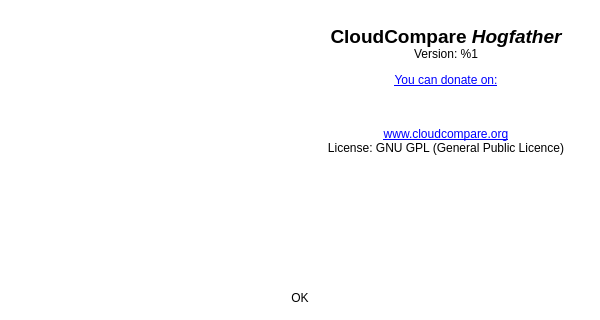
CloudCompare/CloudCompare, file qCC/ui_templates/aboutDlg.ui: the form before one commit.
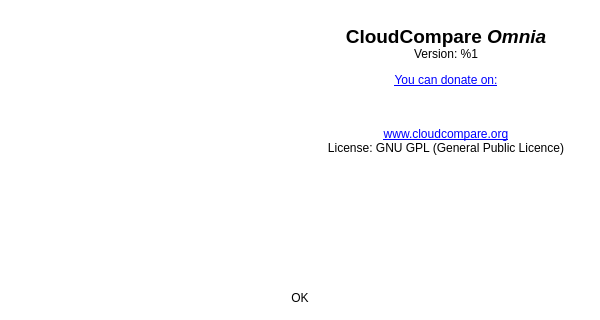
The form after the commit. Icons and pictures are not drawn.

Commit message: New version name: 2.9(.beta) 'Omnia'

Diff of the .ui file:
```diff
--- a/qCC/ui_templates/aboutDlg.ui
+++ b/qCC/ui_templates/aboutDlg.ui
@@ -35,7 +35,7 @@
      <item>
       <widget class="QLabel" name="labelText">
        <property name="text">
-        <string>&lt;html&gt;&lt;head/&gt;&lt;body&gt;&lt;p align=&quot;center&quot;&gt;&lt;img src=&quot;:/CC/images/theme/snowman.png&quot; title=&quot;Icons made by Freepik from www.flaticon.com&quot;/&gt;&lt;br/&gt;&lt;span style=&quot; font-size:14pt; font-weight:600;&quot;&gt;CloudCompare &lt;i&gt;Hogfather&lt;/i&gt;&lt;br/&gt;&lt;/span&gt;Version: %1&lt;/p&gt;&lt;p align=&quot;center&quot;&gt;&lt;a href=&quot;http://www.pledgie.com/campaigns/19052&quot;&gt;&lt;span style=&quot; text-decoration: underline; color:#0000ff;&quot;&gt;You can donate on:&lt;br/&gt;&lt;/span&gt;&lt;/a&gt;&lt;a href=&quot;http://www.pledgie.com/campaigns/19052&quot;&gt;&lt;img src=&quot;:/CC/images/pledgielogo.png&quot;/&gt;&lt;/a&gt;&lt;br/&gt;&lt;/p&gt;&lt;p align=&quot;center&quot;&gt;&lt;a href=&quot;http://www.cloudcompare.org&quot;&gt;&lt;span style=&quot; text-decoration: underline; color:#0000ff;&quot;&gt;www.cloudcompare.org&lt;br/&gt;&lt;/span&gt;&lt;/a&gt;License: GNU GPL (General Public Licence)&lt;/p&gt;&lt;/body&gt;&lt;/html&gt;</string>
+        <string>&lt;html&gt;&lt;head/&gt;&lt;body&gt;&lt;p align=&quot;center&quot;&gt;&lt;img src=&quot;:/CC/Icons/images/icon/cc_icon_64.png&quot;/&gt;&lt;br/&gt;&lt;span style=&quot; font-size:14pt; font-weight:600;&quot;&gt;CloudCompare &lt;i&gt;Omnia&lt;/i&gt;&lt;br/&gt;&lt;/span&gt;Version: %1&lt;/p&gt;&lt;p align=&quot;center&quot;&gt;&lt;a href=&quot;http://www.pledgie.com/campaigns/19052&quot;&gt;&lt;span style=&quot; text-decoration: underline; color:#0000ff;&quot;&gt;You can donate on:&lt;br/&gt;&lt;/span&gt;&lt;/a&gt;&lt;a href=&quot;http://www.pledgie.com/campaigns/19052&quot;&gt;&lt;img src=&quot;:/CC/images/pledgielogo.png&quot;/&gt;&lt;/a&gt;&lt;br/&gt;&lt;/p&gt;&lt;p align=&quot;center&quot;&gt;&lt;a href=&quot;http://www.cloudcompare.org&quot;&gt;&lt;span style=&quot; text-decoration: underline; color:#0000ff;&quot;&gt;www.cloudcompare.org&lt;br/&gt;&lt;/span&gt;&lt;/a&gt;License: GNU GPL (General Public Licence)&lt;/p&gt;&lt;/body&gt;&lt;/html&gt;</string>
        </property>
        <property name="openExternalLinks">
         <bool>true</bool>
```
The commit also changes 1 other file.
